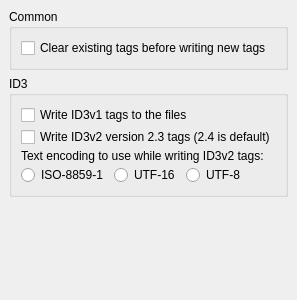
Before: the Qt Designer form ui/options_tags.ui in metabrainz/picard, drawn with Qt 5.
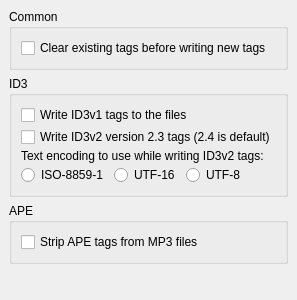
After: the same form once the commit is applied.

Commit message: Option to strip APE tags from MP3 files.

Diff of the .ui file:
```diff
--- a/ui/options_tags.ui
+++ b/ui/options_tags.ui
@@ -121,6 +121,28 @@
      </layout>
     </widget>
    </item>
+   <item>
+    <widget class="QGroupBox" name="rename_files_3" >
+     <property name="title" >
+      <string>APE</string>
+     </property>
+     <layout class="QVBoxLayout" >
+      <property name="margin" >
+       <number>9</number>
+      </property>
+      <property name="spacing" >
+       <number>2</number>
+      </property>
+      <item>
+       <widget class="QCheckBox" name="strip_ape_tags" >
+        <property name="text" >
+         <string>Strip APE tags from MP3 files</string>
+        </property>
+       </widget>
+      </item>
+     </layout>
+    </widget>
+   </item>
    <item>
     <spacer>
      <property name="orientation" >
@@ -128,8 +150,8 @@
      </property>
      <property name="sizeHint" >
       <size>
-       <width>20</width>
-       <height>40</height>
+       <width>81</width>
+       <height>21</height>
       </size>
      </property>
     </spacer>
```
Left out of the diff: 4 changed lines with no effect on the pictures. The commit also changes 3 other files.
